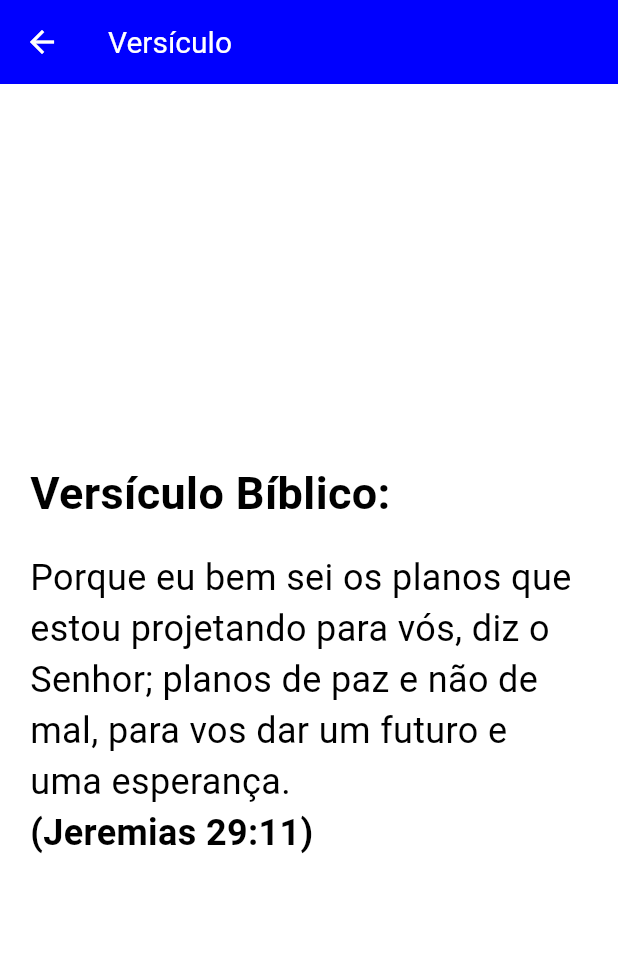
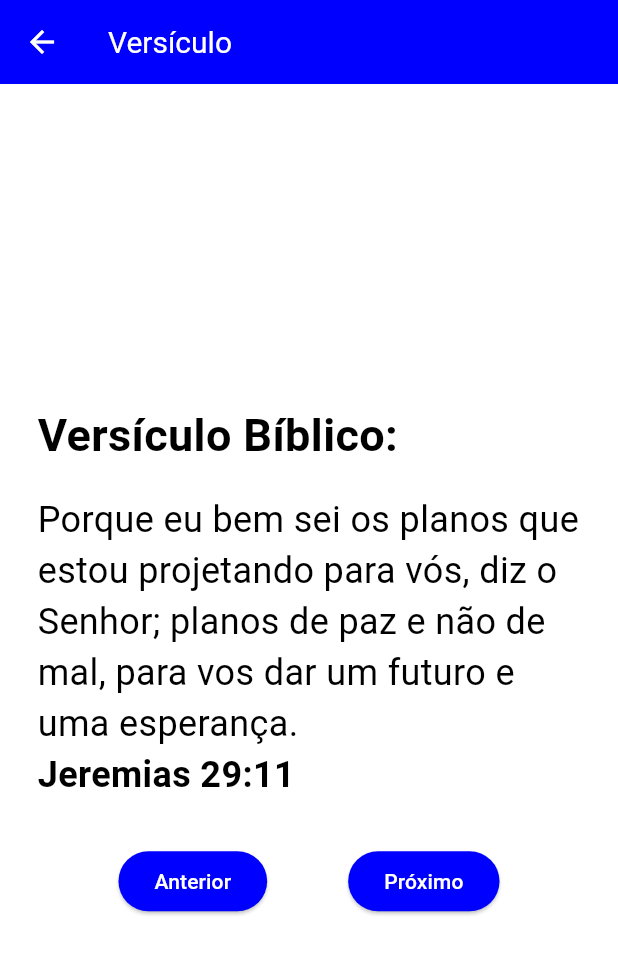
Before and after one commit to Junior-f/aplicativo_pdm, a Flutter app: the Versiculos screen opened directly, on a phone screen of 412 x 824 dp. Shown: the top 954 px of the screen. Run offline on Flutter 3.47's test engine with Material 3 defaults, Android fonts, the phone set to English and light mode, and no system bars; our stand-ins replace cloud_firestore, firebase_auth, firebase_core; accounts and stored records are empty; generated files the repository leaves out were written again.

Commit message:
second commit

```diff
--- a/lib/screens/versiculos.dart
+++ b/lib/screens/versiculos.dart
@@ -1,7 +1,78 @@
 import 'package:flutter/material.dart';
 
-class Versiculos extends StatelessWidget {
+class Versiculos extends StatefulWidget {
   const Versiculos({Key? key}) : super(key: key);
+
+  @override
+  _VersiculosState createState() => _VersiculosState();
+}
+
+class _VersiculosState extends State<Versiculos> {
+  late List<Map<String, String>> versiculos;
+  int indiceAtual = 0;
+
+  @override
+  void initState() {
+    super.initState();
+
+    versiculos = [
+      {
+        'texto':
+            'Porque eu bem sei os planos que estou projetando para vós, diz o Senhor; planos de paz e não de mal, para vos dar um futuro e uma esperança.',
+        'referencia': 'Jeremias 29:11',
+      },
+      {
+        'texto':
+            'Vós sois o sal da terra; mas se o sal se tornar insípido, com que se há de restaurar-lhe o sabor? para nada mais presta, senão para ser lançado fora, e ser pisado pelos homens.',
+        'referencia': 'Mateus 5:13',
+      },
+      {
+        'texto':
+            'Diante disso, que vamos dizer? Se Deus é por nós, quem será contra nós?',
+        'referencia': 'Romanos 8:31',
+      },
+      {
+        'texto':
+            'Amarás o Senhor teu Deus de todo o teu coração, de toda a tua alma e com toda a tua mente.',
+        'referencia': 'Mateus 22:37',
+      },
+      {
+        'texto':
+            'Portanto, não vos preocupeis com o dia de amanhã; o dia de amanhã se preocupará consigo mesmo. Basta a cada dia sua pena.',
+        'referencia': 'Mateus 6:34',
+      },
+      {
+        'texto':
+            'Não sou eu que te mando ser forte e corajoso? Não temas nem te apavores, pois Javé, teu Deus, estará contigo aonde quer que fores.',
+        'referencia': 'Josué 1:9',
+      },
+      {
+        'texto':
+            'Assim que, se alguém está em Cristo, nova criatura é: as coisas velhas já passaram; eis que tudo se fez novo..',
+        'referencia': '2 Coríntios 5:17',
+      },
+    ];
+
+    exibirVersiculoAtual();
+  }
+
+  void exibirVersiculoAtual() {
+    setState(() {});
+  }
+
+  void proximoVersiculo() {
+    if (indiceAtual < versiculos.length - 1) {
+      indiceAtual++;
+      exibirVersiculoAtual();
+    }
+  }
+
+  void versiculoAnterior() {
+    if (indiceAtual > 0) {
+      indiceAtual--;
+      exibirVersiculoAtual();
+    }
+  }
 
   @override
   Widget build(BuildContext context) {
@@ -18,13 +89,13 @@ class Versiculos extends StatelessWidget {
           },
         ),
       ),
-      body: const Padding(
-        padding: EdgeInsets.all(20.0),
+      body: Padding(
+        padding: const EdgeInsets.all(25.0),
         child: Column(
           mainAxisAlignment: MainAxisAlignment.center,
           crossAxisAlignment: CrossAxisAlignment.start,
           children: [
-            Text(
+            const Text(
               'Versículo Bíblico:',
               style: TextStyle(
                 fontSize: 30.0,
@@ -32,21 +103,54 @@ class Versiculos extends StatelessWidget {
                 color: Colors.black,
               ),
             ),
-            SizedBox(height: 18.0),
+            const SizedBox(height: 18.0),
             Text(
-              'Porque eu bem sei os planos que estou projetando para vós, diz o Senhor; planos de paz e não de mal, para vos dar um futuro e uma esperança.',
-              style: TextStyle(
+              versiculos[indiceAtual]['texto'] ?? 'Carregando versículo...',
+              style: const TextStyle(
                 fontSize: 24.0,
                 color: Colors.black,
               ),
             ),
             Text(
-              '(Jeremias 29:11)',
-              style: TextStyle(
+              versiculos[indiceAtual]['referencia'] ??
+                  'Carregando referência...',
+              style: const TextStyle(
                 fontSize: 24.0,
                 fontWeight: FontWeight.bold,
                 color: Colors.black,
               ),
+            ),
+            const SizedBox(height: 30.0),
+            Row(
+              mainAxisAlignment: MainAxisAlignment.spaceEvenly,
+              children: [
+                ElevatedButton(
+                  onPressed: versiculoAnterior,
+                  style: ElevatedButton.styleFrom(
+                    backgroundColor:
+                        const Color.fromRGBO(0, 0, 255, 1), // Fundo azul
+                  ),
+                  child: const Text(
+                    'Anterior',
+                    style: TextStyle(
+                      color: Color.fromRGBO(255, 255, 255, 1),
+                    ),
+                  ),
+                ),
+                ElevatedButton(
+                  onPressed: proximoVersiculo,
+                  style: ElevatedButton.styleFrom(
+                    backgroundColor:
+                        const Color.fromRGBO(0, 0, 255, 1), // Fundo azul
+                  ),
+                  child: const Text(
+                    'Próximo',
+                    style: TextStyle(
+                      color: Color.fromRGBO(255, 255, 255, 1),
+                    ),
+                  ),
+                ),
+              ],
             ),
           ],
         ),
```
